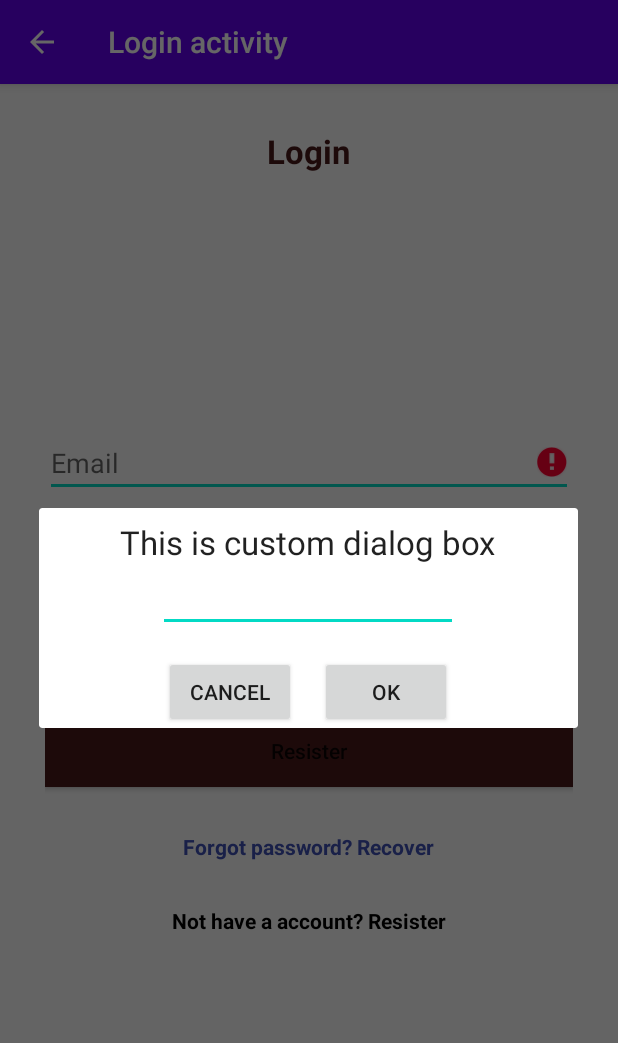
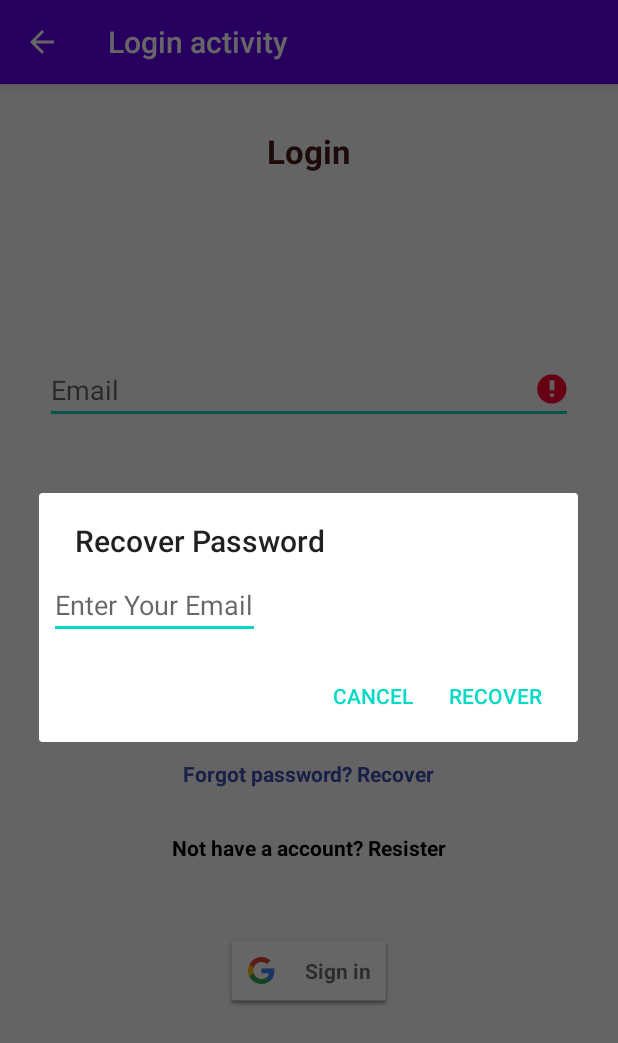
Before and after one commit to MdGolam-Kibria/SocialMediaChatApplication, an Android app: the LoginActivity screen opened directly, with no data from a screen before it, after a tap on "Forgot password? Recover", on a phone screen of 412 x 824 dp. Shown: the top 1043 px of the screen. Run offline under Robolectric (Android 15) with nearby library versions, the phone set to English and light mode, and no system bars; our stand-ins replace Firebase (no records; nobody signed in at launch, a user with empty details on screens opened directly); 1 other tap on this screen came first.

Commit message:
add google login system

```diff
--- a/app/build.gradle
+++ b/app/build.gradle
@@ -35,4 +35,7 @@ dependencies {
     androidTestImplementation 'androidx.test.ext:junit:1.1.1'
     androidTestImplementation 'androidx.test.espresso:espresso-core:3.2.0'
 
+    //for google sign in
+    implementation 'com.google.android.gms:play-services-auth:18.0.0'
+
 }
--- a/app/src/main/java/com/example/chatapplication/LoginActivity.java
+++ b/app/src/main/java/com/example/chatapplication/LoginActivity.java
@@ -2,12 +2,15 @@ package com.example.chatapplication;
 
 import android.app.AlertDialog;
 import android.app.ProgressDialog;
+import android.content.DialogInterface;
 import android.content.Intent;
 import android.os.Bundle;
+import android.text.InputType;
 import android.util.Log;
 import android.view.View;
 import android.widget.Button;
 import android.widget.EditText;
+import android.widget.LinearLayout;
 import android.widget.TextView;
 import android.widget.Toast;
 
@@ -15,21 +18,33 @@ import androidx.annotation.NonNull;
 import androidx.appcompat.app.ActionBar;
 import androidx.appcompat.app.AppCompatActivity;
 
+import com.google.android.gms.auth.api.signin.GoogleSignIn;
+import com.google.android.gms.auth.api.signin.GoogleSignInAccount;
+import com.google.android.gms.auth.api.signin.GoogleSignInClient;
+import com.google.android.gms.auth.api.signin.GoogleSignInOptions;
+import com.google.android.gms.common.SignInButton;
+import com.google.android.gms.common.api.ApiException;
 import com.google.android.gms.tasks.OnCompleteListener;
 import com.google.android.gms.tasks.OnFailureListener;
 import com.google.android.gms.tasks.Task;
+import com.google.android.material.snackbar.Snackbar;
+import com.google.firebase.auth.AuthCredential;
 import com.google.firebase.auth.AuthResult;
 import com.google.firebase.auth.FirebaseAuth;
 import com.google.firebase.auth.FirebaseUser;
+import com.google.firebase.auth.GoogleAuthProvider;
 
 import java.util.regex.Pattern;
 
 public class LoginActivity extends AppCompatActivity implements View.OnClickListener {
+    private static final int RC_SIGN_IN = 100;
+    GoogleSignInClient mGoogleSignInClient;
     EditText emailLogin, passwordLogin;
     TextView haveAccountTvLogin, forgetPasswordTv;
     Button loginBtn;
     ProgressDialog progressDialog;
     private FirebaseAuth mAuth;
+    SignInButton googleLoginBtn;//for google login
 
     @Override
     protected void onCreate(Bundle savedInstanceState) {
@@ -45,16 +60,19 @@ public class LoginActivity extends AppCompatActivity implements View.OnClickList
         forgetPasswordTv = findViewById(R.id.forgetPasswordTv);
         loginBtn = findViewById(R.id.LoginBtn);
         haveAccountTvLogin = findViewById(R.id.haveAccountTvLogin);
+        googleLoginBtn = findViewById(R.id.googleLoginBtn);//for google login btn
+        googleLoginBtn.setOnClickListener(this);
         loginBtn.setOnClickListener(this);
         haveAccountTvLogin.setOnClickListener(this);
         progressDialog = new ProgressDialog(this);
         forgetPasswordTv.setOnClickListener(this);
-        forgetPasswordTv.setOnClickListener(new View.OnClickListener() {
-            @Override
-            public void onClick(View v) {
-                showRecoverPasswordDialogue();
-            }
-        });
+
+        // Configure Google Sign In
+        GoogleSignInOptions gso = new GoogleSignInOptions.Builder(GoogleSignInOptions.DEFAULT_SIGN_IN)
+                .requestIdToken(getString(R.string.default_web_client_id))
+                .requestEmail()
+                .build();
+        mGoogleSignInClient = GoogleSignIn.getClient(this, gso);
 
     }
 
@@ -66,11 +84,21 @@ public class LoginActivity extends AppCompatActivity implements View.OnClickList
 
     @Override
     public void onClick(View v) {
-        switch (v.getId()) {
-            case R.id.haveAccountTvLogin:
+        if (v.getId() == R.id.googleLoginBtn) {
+            //begin google login process
+            Intent signInIntent = mGoogleSignInClient.getSignInIntent();
+            startActivityForResult(signInIntent, RC_SIGN_IN);
+        }
+        if (v.getId() == R.id.forgetPasswordTv) {
+            showRecoverPasswordDialogue();
+        }
+        if (v.getId() == R.id.haveAccountTvLogin) {
+
             startActivity(new Intent(LoginActivity.this, ResisterActivity.class));
             finish();
-            case R.id.LoginBtn:
+        }
+        if (v.getId() == R.id.LoginBtn) {
+
             if (emailLogin.getText().toString().trim().isEmpty()) {
                 emailLogin.setError("Email Address is Empty");
             }
@@ -93,78 +121,59 @@ public class LoginActivity extends AppCompatActivity implements View.OnClickList
             loginUser(emailLogin.getText().toString().trim(), passwordLogin.getText().toString().trim());
 
         }
+
     }
+
 
     private void showRecoverPasswordDialogue() {
 
 
-        final AlertDialog.Builder builder = new AlertDialog.Builder(LoginActivity.this);
-        View view1 = getLayoutInflater().inflate(R.layout.dialog_box, null);
-        final Button recoverBtn = view1.findViewById(R.id.recoverBtn);
-        final Button cancel = view1.findViewById(R.id.cancel);
-        final EditText recoverEmail = view1.findViewById(R.id.recoverEmail);
+        AlertDialog.Builder builder = new AlertDialog.Builder(this);
+        builder.setTitle("Recover Password");
+        //set layout
+        LinearLayout linearLayout = new LinearLayout(this);
+        //make view
+        final EditText emailEt = new EditText(this);
+        emailEt.setHint("Enter Your Email");
+        emailEt.setInputType(InputType.TYPE_TEXT_VARIATION_EMAIL_ADDRESS);
+        emailEt.setMaxEms(16);
 
-        builder.setView(view1);
 
-        final AlertDialog alertDialog = builder.create();
-        alertDialog.setCanceledOnTouchOutside(false);
-        alertDialog.show();
+        linearLayout.addView(emailEt);//add view to linearLayout
+        linearLayout.setPadding(10, 10, 10, 10);
 
-        final String email = recoverEmail.getText().toString();
-        recoverBtn.setOnClickListener(new View.OnClickListener() {
+
+        builder.setView(linearLayout);//add view for dialog
+
+        builder.setPositiveButton("Recover", new DialogInterface.OnClickListener() {//custom alert dialog
             @Override
-            public void onClick(View v) {
+            public void onClick(DialogInterface dialog, int which) {
+                String email = emailEt.getText().toString().trim();
+                progressDialog.show();
                 beginRecovery(email);
             }
-        });
-        cancel.setOnClickListener(new View.OnClickListener() {
+        }).setNegativeButton("Cancel", new DialogInterface.OnClickListener() {
             @Override
-            public void onClick(View v) {
-                alertDialog.dismiss();
+            public void onClick(DialogInterface dialog, int which) {
+                dialog.dismiss();
             }
         });
-
-        // AlertDialog.Builder builder = new AlertDialog.Builder(this);
-//        builder.setTitle("Recover Password");
-//        //set layout
-//        LinearLayout linearLayout = new LinearLayout(this);
-//        //make view
-//        final EditText emailEt = new EditText(this);
-//        emailEt.setHint("Enter Your Email");
-//        emailEt.setInputType(InputType.TYPE_TEXT_VARIATION_EMAIL_ADDRESS);
-//        emailEt.setMaxEms(16);
-//
-//
-//        linearLayout.addView(emailEt);//add view to linearLayout
-//        linearLayout.setPadding(10, 10, 10, 10);
-        // View view = getLayoutInflater().inflate(R.layout.dialog_box, null, false);
-
-
-        //  builder.setView(view);//add view for dialog
-//
-//        builder.setPositiveButton("Recover", new DialogInterface.OnClickListener() {//custom alert dialog
-//            @Override
-//            public void onClick(DialogInterface dialog, int which) {
-//                String email = emailEt.getText().toString().trim();
-//                beginRecovery(email);
-//            }
-//        }).setNegativeButton("Cancel", new DialogInterface.OnClickListener() {
-//            @Override
-//            public void onClick(DialogInterface dialog, int which) {
-//                dialog.dismiss();
-//            }
-//        });
-        // builder.create().show();
+        builder.create().show();
     }
 
     private void beginRecovery(String email) {
-        progressDialog.setMessage("Login User........");
+        progressDialog.setMessage("Sent Email........");
+        if (email.isEmpty()) {
+            Toast.makeText(this, "Email is empty", Toast.LENGTH_SHORT).show();
+        }
+        if (!email.equals(null)) {
+
             mAuth.sendPasswordResetEmail(email).addOnCompleteListener(new OnCompleteListener<Void>() {
                 @Override
                 public void onComplete(@NonNull Task<Void> task) {
                     if (task.isSuccessful()) {
-                    progressDialog.show();
                         Toast.makeText(LoginActivity.this, "Email sent", Toast.LENGTH_SHORT).show();
+                        progressDialog.dismiss();
                     } else {
                         progressDialog.dismiss();
                         Toast.makeText(LoginActivity.this, "Failed", Toast.LENGTH_SHORT).show();
@@ -178,6 +187,7 @@ public class LoginActivity extends AppCompatActivity implements View.OnClickList
                     Log.d("LLL", e.getMessage());
                 }
             });
+        }
     }
 
     private void loginUser(String email, String password) {
@@ -213,7 +223,13 @@ public class LoginActivity extends AppCompatActivity implements View.OnClickList
 
     private void updateUI(FirebaseUser user) {
         if (!user.getEmail().equals(null)) {
-            startActivity(new Intent(LoginActivity.this, ProfileActivity.class));
+            Intent intent = new Intent(LoginActivity.this, ProfileActivity.class);
+            /**
+             * after add the two FLAGS after change activity can't back previous activity
+             */
+            intent.addFlags(Intent.FLAG_ACTIVITY_NEW_TASK);
+            intent.addFlags(Intent.FLAG_ACTIVITY_CLEAR_TASK);
+            startActivity(intent);//go to profile activith with google signin
             finish();
         } else {
             Toast.makeText(this, "no login", Toast.LENGTH_SHORT).show();
@@ -231,5 +247,64 @@ public class LoginActivity extends AppCompatActivity implements View.OnClickList
                 + "([a-zA-Z]+[\\w-]+\\.)+[a-zA-Z]{2,4})$").matcher(email).matches();
     }
 
+    @Override
+    public void onActivityResult(int requestCode, int resultCode, Intent data) {
+        super.onActivityResult(requestCode, resultCode, data);
+
+        // Result returned from launching the Intent from GoogleSignInApi.getSignInIntent(...);
+        if (requestCode == RC_SIGN_IN) {
+            Task<GoogleSignInAccount> task = GoogleSignIn.getSignedInAccountFromIntent(data);
+            try {
+                // Google Sign In was successful, authenticate with Firebase
+                GoogleSignInAccount account = task.getResult(ApiException.class);
+                Log.d("google", "firebaseAuthWithGoogle:" + account.getId());
+                Toast.makeText(this, "firebaseAuthWithGoogle = " + account.getId(), Toast.LENGTH_SHORT).show();
+                firebaseAuthWithGoogle(account.getIdToken());
+            } catch (ApiException e) {
+                // Google Sign In failed, update UI appropriately
+                Log.d("googlef", "Google sign in failed", e);
+                Toast.makeText(this, "Google sign in failed = " + e.getMessage(), Toast.LENGTH_LONG).show();
+                // ...
+            }
+        }
+    }
+
+    private void firebaseAuthWithGoogle(String idToken) {
+        AuthCredential credential = GoogleAuthProvider.getCredential(idToken, null);
+        mAuth.signInWithCredential(credential)
+                .addOnCompleteListener(this, new OnCompleteListener<AuthResult>() {
+                    @Override
+                    public void onComplete(@NonNull Task<AuthResult> task) {
+                        if (task.isSuccessful()) {
+                            // Sign in success, update UI with the signed-in user's information
+                            Log.d("sss", "signInWithCredential:success");
+                            FirebaseUser user = mAuth.getCurrentUser();
+                            Toast.makeText(LoginActivity.this, "success = " + user.getEmail(), Toast.LENGTH_SHORT).show();//show curent user email
+                            Intent intent = new Intent(LoginActivity.this, ProfileActivity.class);
+                            /**
+                             * after add the two FLAGS after change activity can't back previous activity
+                             */
+                            intent.addFlags(Intent.FLAG_ACTIVITY_NEW_TASK);
+                            intent.addFlags(Intent.FLAG_ACTIVITY_CLEAR_TASK);
+                            startActivity(intent);//go to profile activith with google signin
+                            finish();
+
+//                            updateUI(user);
+                        } else {
+                            // If sign in fails, display a message to the user.
+                            Log.w("eee", "signInWithCredential:failure", task.getException());
+                            Toast.makeText(LoginActivity.this, "failure = " + task.getException(), Toast.LENGTH_SHORT).show();
+//                            Snackbar.make(mBinding.mainLayout, "Authentication Failed.", Snackbar.LENGTH_SHORT).show();
+//                            updateUI(null);
+                        }
+                    }
+                }).addOnFailureListener(new OnFailureListener() {
+            @Override
+            public void onFailure(@NonNull Exception e) {
+                Toast.makeText(LoginActivity.this, "Exception =  " + e.getMessage(), Toast.LENGTH_SHORT).show();
+            }
+        });
+    }
+
 
 }
--- a/app/src/main/res/layout/activity_login.xml
+++ b/app/src/main/res/layout/activity_login.xml
@@ -66,5 +66,11 @@
             android:text="Not have a account? Resister"
             android:textColor="#000000"
             android:textStyle="bold" />
+
+        <com.google.android.gms.common.SignInButton
+            android:id="@+id/googleLoginBtn"
+            android:layout_marginTop="@android:dimen/app_icon_size"
+            android:layout_width="wrap_content"
+            android:layout_height="wrap_content" />
     </LinearLayout>
 </LinearLayout>
--- a/app/src/main/res/layout/dialog_box.xml
+++ /dev/null
@@ -1,81 +0,0 @@
-<?xml version="1.0" encoding="utf-8"?>
-<LinearLayout xmlns:android="http://schemas.android.com/apk/res/android"
-    xmlns:app="http://schemas.android.com/apk/res-auto"
-    xmlns:tools="http://schemas.android.com/tools"
-    android:layout_width="match_parent"
-    android:layout_height="match_parent"
-    android:gravity="center"
-    android:orientation="vertical">
-
-
-    <TextView
-        android:layout_width="wrap_content"
-        android:layout_height="wrap_content"
-        android:layout_marginStart="8dp"
-        android:layout_marginLeft="8dp"
-        android:layout_marginTop="8dp"
-        android:layout_marginEnd="8dp"
-        android:layout_marginRight="8dp"
-        android:text="This is custom dialog box"
-        android:textAppearance="@style/TextAppearance.AppCompat.Large"
-        app:layout_constraintBottom_toTopOf="@+id/edit"
-        app:layout_constraintEnd_toEndOf="parent"
-        app:layout_constraintStart_toStartOf="parent"
-        app:layout_constraintTop_toTopOf="parent" />
-
-    <EditText
-        android:id="@+id/recoverEmail"
-        android:layout_width="200dp"
-        android:layout_height="45dp"
-        android:layout_marginStart="8dp"
-        android:layout_marginLeft="8dp"
-        android:layout_marginEnd="8dp"
-        android:layout_marginRight="8dp"
-        android:layout_marginBottom="8dp"
-        app:layout_constraintBottom_toBottomOf="parent"
-        app:layout_constraintEnd_toEndOf="parent"
-        app:layout_constraintHorizontal_bias="0.497"
-        app:layout_constraintStart_toStartOf="parent"
-        app:layout_constraintTop_toTopOf="parent"
-        app:layout_constraintVertical_bias="0.235" />
-
-    <LinearLayout
-        android:layout_width="wrap_content"
-        android:layout_height="wrap_content">
-
-        <Button
-            android:id="@+id/cancel"
-            android:layout_width="wrap_content"
-            android:layout_height="wrap_content"
-            android:layout_marginStart="8dp"
-            android:layout_marginLeft="8dp"
-            android:layout_marginTop="8dp"
-            android:layout_marginEnd="8dp"
-            android:layout_marginRight="8dp"
-            android:text="cancel"
-            app:layout_constraintBottom_toBottomOf="parent"
-            app:layout_constraintEnd_toEndOf="parent"
-            app:layout_constraintHorizontal_bias="0.726"
-            app:layout_constraintStart_toStartOf="parent"
-            app:layout_constraintTop_toBottomOf="@+id/edit"
-            app:layout_constraintVertical_bias="0.068" />
-
-        <Button
-            android:id="@+id/recoverBtn"
-            android:layout_width="wrap_content"
-            android:layout_height="wrap_content"
-            android:layout_marginStart="8dp"
-            android:layout_marginLeft="8dp"
-            android:layout_marginTop="8dp"
-            android:layout_marginEnd="8dp"
-            android:layout_marginRight="8dp"
-            android:text="ok"
-            app:layout_constraintBottom_toBottomOf="parent"
-            app:layout_constraintEnd_toEndOf="parent"
-            app:layout_constraintHorizontal_bias="0.104"
-            app:layout_constraintStart_toStartOf="parent"
-            app:layout_constraintTop_toBottomOf="@+id/edit"
-            app:layout_constraintVertical_bias="0.07" />
-    </LinearLayout>
-
-</LinearLayout>
```
Lines whose indentation alone changed are shown as unchanged.
